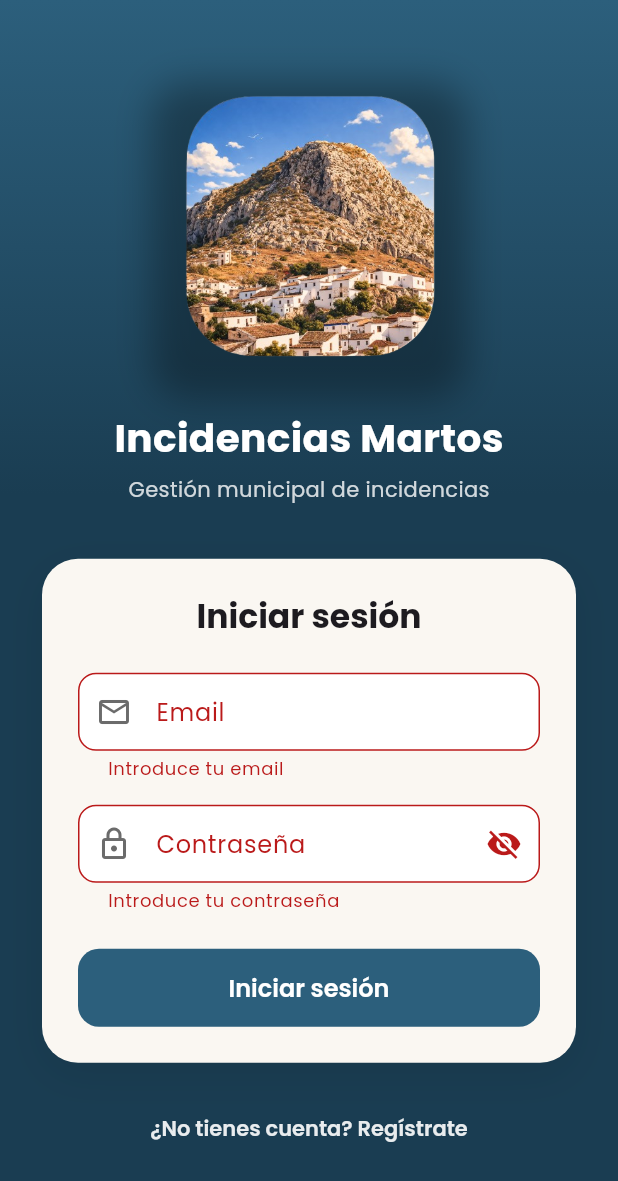
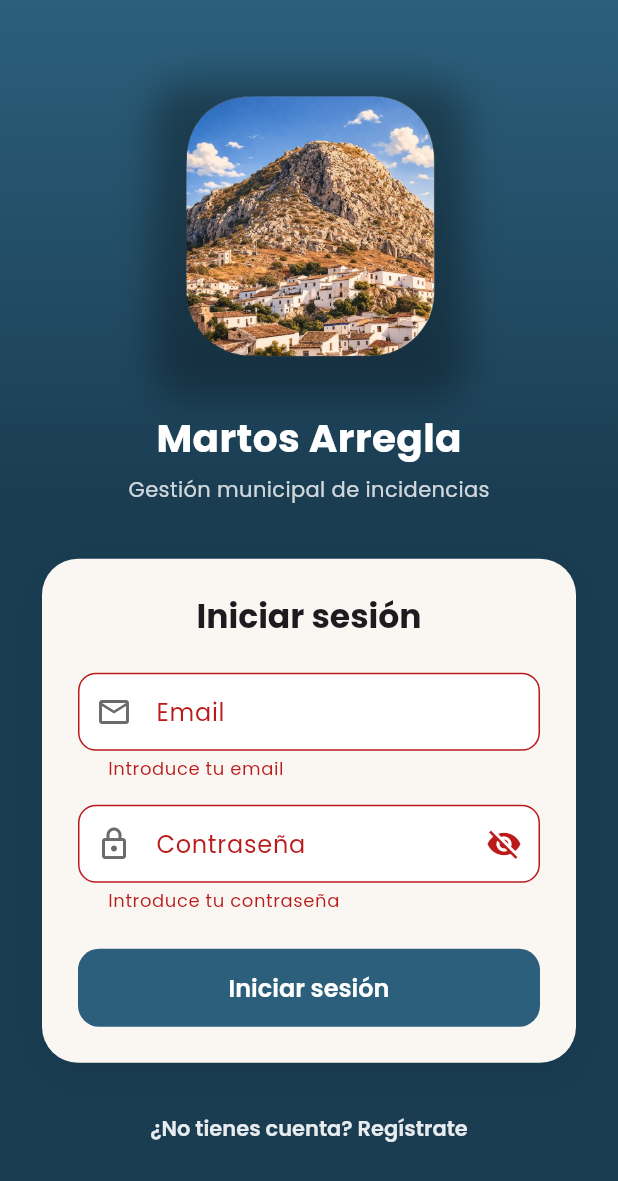
Before and after one commit to DanielMVenzala/frontIncidenciasFlutter, a Flutter app: the screen it shows after launch, after a tap on "Iniciar sesión", on a phone screen of 412 x 824 dp. Shown: the top 1181 px of the screen. Run offline on Flutter 3.47's test engine with Material 3 defaults, Android fonts, the phone set to English and light mode, and no system bars; our stand-ins replace dio, fl_chart, flutter_secure_storage, go_router, google_fonts, google_maps_flutter and 1 more; accounts and stored records are empty.

Commit message:
feat: renombrar app a Martos Arregla y añadir autocompletado de direcciones

```diff
--- a/lib/main.dart
+++ b/lib/main.dart
@@ -11,6 +11,7 @@ import 'services/api_service.dart';
 import 'services/auth_service.dart';
 import 'services/incident_service.dart';
 import 'services/user_service.dart';
+import 'services/places_service.dart';
 
 /// Punto de entrada de la aplicación Flutter.
 /// Inicializa los servicios y los inyecta mediante MultiProvider
@@ -21,6 +22,7 @@ void main() {
   final authService = AuthService(apiService);
   final incidentService = IncidentService(apiService);
   final userService = UserService(apiService);
+  final placesService = PlacesService(apiService);
   final themeProvider = ThemeProvider(const FlutterSecureStorage());
 
   runApp(
@@ -36,6 +38,7 @@ void main() {
         ChangeNotifierProvider.value(value: themeProvider),
         Provider.value(value: incidentService),
         Provider.value(value: userService),
+        Provider.value(value: placesService),
       ],
       child: const MainApp(),
     ),
@@ -69,7 +72,16 @@ class _MainAppState extends State<MainApp> {
     final themeProvider = context.read<ThemeProvider>();
     final authProvider = context.read<AuthProvider>();
     await themeProvider.init();
-    await authProvider.restoreSession();
+    try {
+      // Timeout de 10s para evitar que la app se quede cargando indefinidamente
+      // (ej: si Render está dormido o la sesión guardada ya no existe)
+      await authProvider.restoreSession().timeout(
+        const Duration(seconds: 10),
+        onTimeout: () => authProvider.logout(),
+      );
+    } catch (_) {
+      await authProvider.logout();
+    }
     if (mounted) {
       _router = createRouter(authProvider);
       setState(() => _initialized = true);
@@ -92,7 +104,7 @@ class _MainAppState extends State<MainApp> {
     }
 
     return MaterialApp.router(
-      title: 'Incidencias Martos',
+      title: 'Martos Arregla',
       debugShowCheckedModeBanner: false,
       theme: AppTheme.light,
       darkTheme: AppTheme.dark,
--- a/lib/presentation/pages/dashboard_page.dart
+++ b/lib/presentation/pages/dashboard_page.dart
@@ -25,7 +25,7 @@ class DashboardPage extends StatelessWidget {
             onPressed: () => themeProvider.toggle(),
           ),
         ),
-        title: const Text('Incidencias Martos'),
+        title: const Text('Martos Arregla'),
         actions: [
           IconButton(
             icon: const Icon(Icons.logout),
--- a/lib/presentation/pages/login_page.dart
+++ b/lib/presentation/pages/login_page.dart
@@ -83,7 +83,7 @@ class _LoginPageState extends State<LoginPage> {
                   ),
                   const SizedBox(height: 16),
                   const Text(
-                    'Incidencias Martos',
+                    'Martos Arregla',
                     style: TextStyle(
                       fontSize: 26,
                       fontWeight: FontWeight.bold,
```
Also changed, not shown: lib/presentation/pages/create_incident_page.dart (+70 -1 lines), lib/services/places_service.dart (added, +39 -0 lines), 2 other files.
